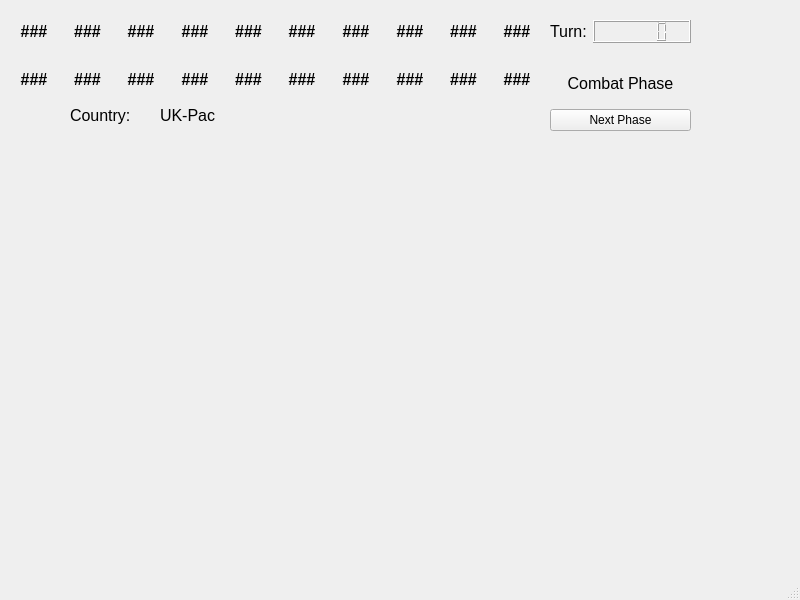
Above: AandAQTCreatorUI/mainwindow.ui from prwilkin/Axis-Allies-Companion before the change. Below: the same form after it.
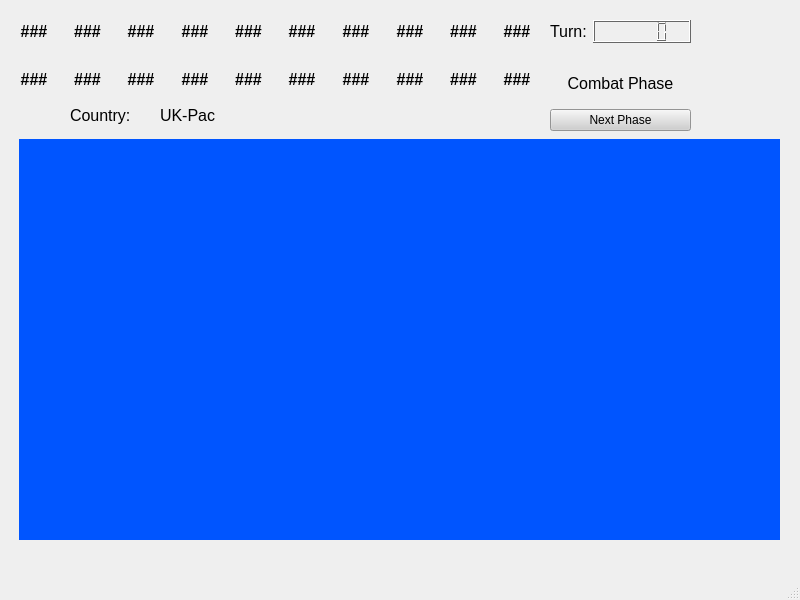
That is the form after the change. Icons and pictures are not drawn.

Commit message: connecting windows and buttons

Diff of the .ui file:
```diff
--- a/AandAQTCreatorUI/mainwindow.ui
+++ b/AandAQTCreatorUI/mainwindow.ui
@@ -13,7 +13,488 @@
   <property name="windowTitle">
    <string>MainWindow</string>
   </property>
+  <property name="autoFillBackground">
+   <bool>false</bool>
+  </property>
+  <property name="styleSheet">
+   <string notr="true"/>
+  </property>
   <widget class="QWidget" name="centralwidget">
+   <property name="palette">
+    <palette>
+     <active>
+      <colorrole role="WindowText">
+       <brush brushstyle="SolidPattern">
+        <color alpha="255">
+         <red>0</red>
+         <green>0</green>
+         <blue>0</blue>
+        </color>
+       </brush>
+      </colorrole>
+      <colorrole role="Button">
+       <brush brushstyle="SolidPattern">
+        <color alpha="255">
+         <red>207</red>
+         <green>207</green>
+         <blue>207</blue>
+        </color>
+       </brush>
+      </colorrole>
+      <colorrole role="Light">
+       <brush brushstyle="SolidPattern">
+        <color alpha="255">
+         <red>255</red>
+         <green>255</green>
+         <blue>255</blue>
+        </color>
+       </brush>
+      </colorrole>
+      <colorrole role="Midlight">
+       <brush brushstyle="SolidPattern">
+        <color alpha="255">
+         <red>231</red>
+         <green>231</green>
+         <blue>231</blue>
+        </color>
+       </brush>
+      </colorrole>
+      <colorrole role="Dark">
+       <brush brushstyle="SolidPattern">
+        <color alpha="255">
+         <red>103</red>
+         <green>103</green>
+         <blue>103</blue>
+        </color>
+       </brush>
+      </colorrole>
+      <colorrole role="Mid">
+       <brush brushstyle="SolidPattern">
+        <color alpha="255">
+         <red>138</red>
+         <green>138</green>
+         <blue>138</blue>
+        </color>
+       </brush>
+      </colorrole>
+      <colorrole role="Text">
+       <brush brushstyle="SolidPattern">
+        <color alpha="255">
+         <red>0</red>
+         <green>0</green>
+         <blue>0</blue>
+        </color>
+       </brush>
+      </colorrole>
+      <colorrole role="BrightText">
+       <brush brushstyle="SolidPattern">
+        <color alpha="255">
+         <red>255</red>
+         <green>255</green>
+         <blue>255</blue>
+        </color>
+       </brush>
+      </colorrole>
+      <colorrole role="ButtonText">
+       <brush brushstyle="SolidPattern">
+        <color alpha="255">
+         <red>0</red>
+         <green>0</green>
+         <blue>0</blue>
+        </color>
+       </brush>
+      </colorrole>
+      <colorrole role="Base">
+       <brush brushstyle="SolidPattern">
+        <color alpha="255">
+         <red>255</red>
+         <green>255</green>
+         <blue>255</blue>
+        </color>
+       </brush>
+      </colorrole>
+      <colorrole role="Window">
+       <brush brushstyle="SolidPattern">
+        <color alpha="255">
+         <red>207</red>
+         <green>207</green>
+         <blue>207</blue>
+        </color>
+       </brush>
+      </colorrole>
+      <colorrole role="Shadow">
+       <brush brushstyle="SolidPattern">
+        <color alpha="255">
+         <red>0</red>
+         <green>0</green>
+         <blue>0</blue>
+        </color>
+       </brush>
+      </colorrole>
+      <colorrole role="AlternateBase">
+       <brush brushstyle="SolidPattern">
+        <color alpha="255">
+         <red>231</red>
+         <green>231</green>
+         <blue>231</blue>
+        </color>
+       </brush>
+      </colorrole>
+      <colorrole role="ToolTipBase">
+       <brush brushstyle="SolidPattern">
+        <color alpha="255">
+         <red>255</red>
+         <green>255</green>
+         <blue>220</blue>
+        </color>
+       </brush>
+      </colorrole>
+      <colorrole role="ToolTipText">
+       <brush brushstyle="SolidPattern">
+        <color alpha="255">
+         <red>0</red>
+         <green>0</green>
+         <blue>0</blue>
+        </color>
+       </brush>
+      </colorrole>
+      <colorrole role="PlaceholderText">
+       <brush brushstyle="SolidPattern">
+        <color alpha="127">
+         <red>0</red>
+         <green>0</green>
+         <blue>0</blue>
+        </color>
+       </brush>
+      </colorrole>
+      <colorrole role="Accent">
+       <brush brushstyle="SolidPattern">
+        <color alpha="255">
+         <red>255</red>
+         <green>255</green>
+         <blue>255</blue>
+        </color>
+       </brush>
+      </colorrole>
+     </active>
+     <inactive>
+      <colorrole role="WindowText">
+       <brush brushstyle="SolidPattern">
+        <color alpha="255">
+         <red>0</red>
+         <green>0</green>
+         <blue>0</blue>
+        </color>
+       </brush>
+      </colorrole>
+      <colorrole role="Button">
+       <brush brushstyle="SolidPattern">
+        <color alpha="255">
+         <red>207</red>
+         <green>207</green>
+         <blue>207</blue>
+        </color>
+       </brush>
+      </colorrole>
+      <colorrole role="Light">
+       <brush brushstyle="SolidPattern">
+        <color alpha="255">
+         <red>255</red>
+         <green>255</green>
+         <blue>255</blue>
+        </color>
+       </brush>
+      </colorrole>
+      <colorrole role="Midlight">
+       <brush brushstyle="SolidPattern">
+        <color alpha="255">
+         <red>231</red>
+         <green>231</green>
+         <blue>231</blue>
+        </color>
+       </brush>
+      </colorrole>
+      <colorrole role="Dark">
+       <brush brushstyle="SolidPattern">
+        <color alpha="255">
+         <red>103</red>
+         <green>103</green>
+         <blue>103</blue>
+        </color>
+       </brush>
+      </colorrole>
+      <colorrole role="Mid">
+       <brush brushstyle="SolidPattern">
+        <color alpha="255">
+         <red>138</red>
+         <green>138</green>
+         <blue>138</blue>
+        </color>
+       </brush>
+      </colorrole>
+      <colorrole role="Text">
+       <brush brushstyle="SolidPattern">
+        <color alpha="255">
+         <red>0</red>
+         <green>0</green>
+         <blue>0</blue>
+        </color>
+       </brush>
+      </colorrole>
+      <colorrole role="BrightText">
+       <brush brushstyle="SolidPattern">
+        <color alpha="255">
+         <red>255</red>
+         <green>255</green>
+         <blue>255</blue>
+        </color>
+       </brush>
+      </colorrole>
+      <colorrole role="ButtonText">
+       <brush brushstyle="SolidPattern">
+        <color alpha="255">
+         <red>0</red>
+         <green>0</green>
+         <blue>0</blue>
+        </color>
+       </brush>
+      </colorrole>
+      <colorrole role="Base">
+       <brush brushstyle="SolidPattern">
+        <color alpha="255">
+         <red>255</red>
+         <green>255</green>
+         <blue>255</blue>
+        </color>
+       </brush>
+      </colorrole>
+      <colorrole role="Window">
+       <brush brushstyle="SolidPattern">
+        <color alpha="255">
+         <red>207</red>
+         <green>207</green>
+         <blue>207</blue>
+        </color>
+       </brush>
+      </colorrole>
+      <colorrole role="Shadow">
+       <brush brushstyle="SolidPattern">
+        <color alpha="255">
+         <red>0</red>
+         <green>0</green>
+         <blue>0</blue>
+        </color>
+       </brush>
+      </colorrole>
+      <colorrole role="AlternateBase">
+       <brush brushstyle="SolidPattern">
+        <color alpha="255">
+         <red>231</red>
+         <green>231</green>
+         <blue>231</blue>
+        </color>
+       </brush>
+      </colorrole>
+      <colorrole role="ToolTipBase">
+       <brush brushstyle="SolidPattern">
+        <color alpha="255">
+         <red>255</red>
+         <green>255</green>
+         <blue>220</blue>
+        </color>
+       </brush>
+      </colorrole>
+      <colorrole role="ToolTipText">
+       <brush brushstyle="SolidPattern">
+        <color alpha="255">
+         <red>0</red>
+         <green>0</green>
+         <blue>0</blue>
+        </color>
+       </brush>
+      </colorrole>
+      <colorrole role="PlaceholderText">
+       <brush brushstyle="SolidPattern">
+        <color alpha="127">
+         <red>0</red>
+         <green>0</green>
+         <blue>0</blue>
+        </color>
+       </brush>
+      </colorrole>
+      <colorrole role="Accent">
+       <brush brushstyle="SolidPattern">
+        <color alpha="255">
+         <red>255</red>
+         <green>255</green>
+         <blue>255</blue>
+        </color>
+       </brush>
+      </colorrole>
+     </inactive>
+     <disabled>
+      <colorrole role="WindowText">
+       <brush brushstyle="SolidPattern">
+        <color alpha="255">
+         <red>103</red>
+         <green>103</green>
+         <blue>103</blue>
+        </color>
+       </brush>
+      </colorrole>
+      <colorrole role="Button">
+       <brush brushstyle="SolidPattern">
+        <color alpha="255">
+         <red>207</red>
+         <green>207</green>
+         <blue>207</blue>
+        </color>
+       </brush>
+      </colorrole>
+      <colorrole role="Light">
+       <brush brushstyle="SolidPattern">
+        <color alpha="255">
+         <red>255</red>
+         <green>255</green>
+         <blue>255</blue>
+        </color>
+       </brush>
+      </colorrole>
+      <colorrole role="Midlight">
+       <brush brushstyle="SolidPattern">
+        <color alpha="255">
+         <red>231</red>
+         <green>231</green>
+         <blue>231</blue>
+        </color>
+       </brush>
+      </colorrole>
+      <colorrole role="Dark">
+       <brush brushstyle="SolidPattern">
+        <color alpha="255">
+         <red>103</red>
+         <green>103</green>
+         <blue>103</blue>
+        </color>
+       </brush>
+      </colorrole>
+      <colorrole role="Mid">
+       <brush brushstyle="SolidPattern">
+        <color alpha="255">
+         <red>138</red>
+         <green>138</green>
+         <blue>138</blue>
+        </color>
+       </brush>
+      </colorrole>
+      <colorrole role="Text">
+       <brush brushstyle="SolidPattern">
+        <color alpha="255">
+         <red>103</red>
+         <green>103</green>
+         <blue>103</blue>
+        </color>
+       </brush>
+      </colorrole>
+      <colorrole role="BrightText">
+       <brush brushstyle="SolidPattern">
+        <color alpha="255">
+         <red>255</red>
+         <green>255</green>
+         <blue>255</blue>
+        </color>
+       </brush>
+      </colorrole>
+      <colorrole role="ButtonText">
+       <brush brushstyle="SolidPattern">
+        <color alpha="255">
+         <red>103</red>
+         <green>103</green>
+         <blue>103</blue>
+        </color>
+       </brush>
+      </colorrole>
+      <colorrole role="Base">
+       <brush brushstyle="SolidPattern">
+        <color alpha="255">
+         <red>207</red>
+         <green>207</green>
+         <blue>207</blue>
+        </color>
+       </brush>
+      </colorrole>
+      <colorrole role="Window">
+       <brush brushstyle="SolidPattern">
+        <color alpha="255">
+         <red>207</red>
+         <green>207</green>
+         <blue>207</blue>
+        </color>
+       </brush>
+      </colorrole>
+      <colorrole role="Shadow">
+       <brush brushstyle="SolidPattern">
+        <color alpha="255">
+         <red>0</red>
+         <green>0</green>
+         <blue>0</blue>
+        </color>
+       </brush>
+      </colorrole>
+      <colorrole role="AlternateBase">
+       <brush brushstyle="SolidPattern">
+        <color alpha="255">
+         <red>207</red>
+         <green>207</green>
+         <blue>207</blue>
+        </color>
+       </brush>
+      </colorrole>
+      <colorrole role="ToolTipBase">
+       <brush brushstyle="SolidPattern">
+        <color alpha="255">
+         <red>255</red>
+         <green>255</green>
+         <blue>220</blue>
+        </color>
+       </brush>
+      </colorrole>
+      <colorrole role="ToolTipText">
+       <brush brushstyle="SolidPattern">
+        <color alpha="255">
+         <red>0</red>
+         <green>0</green>
+         <blue>0</blue>
+        </color>
+       </brush>
+      </colorrole>
+      <colorrole role="PlaceholderText">
+       <brush brushstyle="SolidPattern">
+        <color alpha="127">
+         <red>103</red>
+         <green>103</green>
+         <blue>103</blue>
+        </color>
+       </brush>
+      </colorrole>
+      <colorrole role="Accent">
+       <brush brushstyle="SolidPattern">
+        <color alpha="255">
+         <red>255</red>
+         <green>255</green>
+         <blue>255</blue>
+        </color>
+       </brush>
+      </colorrole>
+     </disabled>
+    </palette>
+   </property>
+   <property name="autoFillBackground">
+    <bool>false</bool>
+   </property>
+   <property name="styleSheet">
+    <string notr="true"/>
+   </property>
    <widget class="QLabel" name="label_3">
     <property name="geometry">
      <rect>
@@ -461,6 +942,475 @@
       <height>401</height>
      </rect>
     </property>
+    <property name="palette">
+     <palette>
+      <active>
+       <colorrole role="WindowText">
+        <brush brushstyle="SolidPattern">
+         <color alpha="255">
+          <red>0</red>
+          <green>0</green>
+          <blue>0</blue>
+         </color>
+        </brush>
+       </colorrole>
+       <colorrole role="Button">
+        <brush brushstyle="SolidPattern">
+         <color alpha="255">
+          <red>0</red>
+          <green>85</green>
+          <blue>255</blue>
+         </color>
+        </brush>
+       </colorrole>
+       <colorrole role="Light">
+        <brush brushstyle="SolidPattern">
+         <color alpha="255">
+          <red>127</red>
+          <green>170</green>
+          <blue>255</blue>
+         </color>
+        </brush>
+       </colorrole>
+       <colorrole role="Midlight">
+        <brush brushstyle="SolidPattern">
+         <color alpha="255">
+          <red>63</red>
+          <green>127</green>
+          <blue>255</blue>
+         </color>
+        </brush>
+       </colorrole>
+       <colorrole role="Dark">
+        <brush brushstyle="SolidPattern">
+         <color alpha="255">
+          <red>0</red>
+          <green>42</green>
+          <blue>127</blue>
+         </color>
+        </brush>
+       </colorrole>
+       <colorrole role="Mid">
+        <brush brushstyle="SolidPattern">
+         <color alpha="255">
+          <red>0</red>
+          <green>57</green>
+          <blue>170</blue>
+         </color>
+        </brush>
+       </colorrole>
+       <colorrole role="Text">
+        <brush brushstyle="SolidPattern">
+         <color alpha="255">
+          <red>0</red>
+          <green>0</green>
+          <blue>0</blue>
+         </color>
+        </brush>
+       </colorrole>
+       <colorrole role="BrightText">
+        <brush brushstyle="SolidPattern">
+         <color alpha="255">
+          <red>255</red>
+          <green>255</green>
+          <blue>255</blue>
+         </color>
+        </brush>
+       </colorrole>
+       <colorrole role="ButtonText">
+        <brush brushstyle="SolidPattern">
+         <color alpha="255">
+          <red>0</red>
+          <green>0</green>
+          <blue>0</blue>
+         </color>
+        </brush>
+       </colorrole>
+       <colorrole role="Base">
+        <brush brushstyle="SolidPattern">
+         <color alpha="255">
+          <red>255</red>
+          <green>255</green>
+          <blue>255</blue>
+         </color>
+        </brush>
+       </colorrole>
+       <colorrole role="Window">
+        <brush brushstyle="SolidPattern">
+         <color alpha="255">
+          <red>0</red>
+          <green>85</green>
+          <blue>255</blue>
+         </color>
+        </brush>
+       </colorrole>
+       <colorrole role="Shadow">
+        <brush brushstyle="SolidPattern">
+         <color alpha="255">
+          <red>0</red>
+          <green>0</green>
+          <blue>0</blue>
+         </color>
+        </brush>
+       </colorrole>
+       <colorrole role="AlternateBase">
+        <brush brushstyle="SolidPattern">
+         <color alpha="255">
+          <red>127</red>
+          <green>170</green>
+          <blue>255</blue>
+         </color>
+        </brush>
+       </colorrole>
+       <colorrole role="ToolTipBase">
+        <brush brushstyle="SolidPattern">
+         <color alpha="255">
+          <red>255</red>
+          <green>255</green>
+          <blue>220</blue>
+         </color>
+        </brush>
+       </colorrole>
+       <colorrole role="ToolTipText">
+        <brush brushstyle="SolidPattern">
+         <color alpha="255">
+          <red>0</red>
+          <green>0</green>
+          <blue>0</blue>
+         </color>
+        </brush>
+       </colorrole>
+       <colorrole role="PlaceholderText">
+        <brush brushstyle="SolidPattern">
+         <color alpha="127">
+          <red>0</red>
+          <green>0</green>
+          <blue>0</blue>
+         </color>
+        </brush>
+       </colorrole>
+       <colorrole role="Accent">
+        <brush brushstyle="SolidPattern">
+         <color alpha="255">
+          <red>255</red>
+          <green>255</green>
+          <blue>255</blue>
+         </color>
+        </brush>
+       </colorrole>
+      </active>
+      <inactive>
+       <colorrole role="WindowText">
+        <brush brushstyle="SolidPattern">
+         <color alpha="255">
+          <red>0</red>
+          <green>0</green>
+          <blue>0</blue>
+         </color>
+        </brush>
+       </colorrole>
+       <colorrole role="Button">
+        <brush brushstyle="SolidPattern">
+         <color alpha="255">
+          <red>0</red>
+          <green>85</green>
+          <blue>255</blue>
+         </color>
+        </brush>
+       </colorrole>
+       <colorrole role="Light">
+        <brush brushstyle="SolidPattern">
+         <color alpha="255">
+          <red>127</red>
+          <green>170</green>
+          <blue>255</blue>
+         </color>
+        </brush>
+       </colorrole>
+       <colorrole role="Midlight">
+        <brush brushstyle="SolidPattern">
+         <color alpha="255">
+          <red>63</red>
+          <green>127</green>
+          <blue>255</blue>
+         </color>
+        </brush>
+       </colorrole>
+       <colorrole role="Dark">
+        <brush brushstyle="SolidPattern">
+         <color alpha="255">
+          <red>0</red>
+          <green>42</green>
+          <blue>127</blue>
+         </color>
+        </brush>
+       </colorrole>
+       <colorrole role="Mid">
+        <brush brushstyle="SolidPattern">
+         <color alpha="255">
+          <red>0</red>
+          <green>57</green>
+          <blue>170</blue>
+         </color>
+        </brush>
+       </colorrole>
+       <colorrole role="Text">
+        <brush brushstyle="SolidPattern">
+         <color alpha="255">
+          <red>0</red>
+          <green>0</green>
+          <blue>0</blue>
+         </color>
+        </brush>
+       </colorrole>
+       <colorrole role="BrightText">
+        <brush brushstyle="SolidPattern">
+         <color alpha="255">
+          <red>255</red>
+          <green>255</green>
+          <blue>255</blue>
+         </color>
+        </brush>
+       </colorrole>
+       <colorrole role="ButtonText">
+        <brush brushstyle="SolidPattern">
+         <color alpha="255">
+          <red>0</red>
+          <green>0</green>
+          <blue>0</blue>
+         </color>
+        </brush>
+       </colorrole>
+       <colorrole role="Base">
+        <brush brushstyle="SolidPattern">
+         <color alpha="255">
+          <red>255</red>
+          <green>255</green>
+          <blue>255</blue>
+         </color>
+        </brush>
+       </colorrole>
+       <colorrole role="Window">
+        <brush brushstyle="SolidPattern">
+         <color alpha="255">
+          <red>0</red>
+          <green>85</green>
+          <blue>255</blue>
+         </color>
+        </brush>
+       </colorrole>
+       <colorrole role="Shadow">
+        <brush brushstyle="SolidPattern">
+         <color alpha="255">
+          <red>0</red>
+          <green>0</green>
+          <blue>0</blue>
+         </color>
+        </brush>
+       </colorrole>
+       <colorrole role="AlternateBase">
+        <brush brushstyle="SolidPattern">
+         <color alpha="255">
+          <red>127</red>
+          <green>170</green>
+          <blue>255</blue>
+         </color>
+        </brush>
+       </colorrole>
+       <colorrole role="ToolTipBase">
+        <brush brushstyle="SolidPattern">
+         <color alpha="255">
+          <red>255</red>
+          <green>255</green>
+          <blue>220</blue>
+         </color>
+        </brush>
+       </colorrole>
+       <colorrole role="ToolTipText">
+        <brush brushstyle="SolidPattern">
+         <color alpha="255">
+          <red>0</red>
+          <green>0</green>
+          <blue>0</blue>
+         </color>
+        </brush>
+       </colorrole>
+       <colorrole role="PlaceholderText">
+        <brush brushstyle="SolidPattern">
+         <color alpha="127">
+          <red>0</red>
+          <green>0</green>
+          <blue>0</blue>
+         </color>
+        </brush>
+       </colorrole>
+       <colorrole role="Accent">
+        <brush brushstyle="SolidPattern">
+         <color alpha="255">
+          <red>255</red>
+          <green>255</green>
+          <blue>255</blue>
+         </color>
+        </brush>
+       </colorrole>
+      </inactive>
+      <disabled>
+       <colorrole role="WindowText">
+        <brush brushstyle="SolidPattern">
+         <color alpha="255">
+          <red>0</red>
+          <green>42</green>
+          <blue>127</blue>
+         </color>
+        </brush>
+       </colorrole>
+       <colorrole role="Button">
+        <brush brushstyle="SolidPattern">
+         <color alpha="255">
+          <red>0</red>
+          <green>85</green>
+          <blue>255</blue>
+         </color>
+        </brush>
+       </colorrole>
+       <colorrole role="Light">
+        <brush brushstyle="SolidPattern">
+         <color alpha="255">
+          <red>127</red>
+          <green>170</green>
+          <blue>255</blue>
+         </color>
+        </brush>
+       </colorrole>
+       <colorrole role="Midlight">
+        <brush brushstyle="SolidPattern">
+         <color alpha="255">
+          <red>63</red>
+          <green>127</green>
+          <blue>255</blue>
+         </color>
+        </brush>
+       </colorrole>
+       <colorrole role="Dark">
+        <brush brushstyle="SolidPattern">
+         <color alpha="255">
+          <red>0</red>
+          <green>42</green>
+          <blue>127</blue>
+         </color>
+        </brush>
+       </colorrole>
+       <colorrole role="Mid">
+        <brush brushstyle="SolidPattern">
+         <color alpha="255">
+          <red>0</red>
+          <green>57</green>
+          <blue>170</blue>
+         </color>
+        </brush>
+       </colorrole>
+       <colorrole role="Text">
+        <brush brushstyle="SolidPattern">
+         <color alpha="255">
+          <red>0</red>
+          <green>42</green>
+          <blue>127</blue>
+         </color>
+        </brush>
+       </colorrole>
+       <colorrole role="BrightText">
+        <brush brushstyle="SolidPattern">
+         <color alpha="255">
+          <red>255</red>
+          <green>255</green>
+          <blue>255</blue>
+         </color>
+        </brush>
+       </colorrole>
+       <colorrole role="ButtonText">
+        <brush brushstyle="SolidPattern">
+         <color alpha="255">
+          <red>0</red>
+          <green>42</green>
+          <blue>127</blue>
+         </color>
+        </brush>
+       </colorrole>
+       <colorrole role="Base">
+        <brush brushstyle="SolidPattern">
+         <color alpha="255">
+          <red>0</red>
+          <green>85</green>
+          <blue>255</blue>
+         </color>
+        </brush>
+       </colorrole>
+       <colorrole role="Window">
+        <brush brushstyle="SolidPattern">
+         <color alpha="255">
+          <red>0</red>
+          <green>85</green>
+          <blue>255</blue>
+         </color>
+        </brush>
+       </colorrole>
+       <colorrole role="Shadow">
+        <brush brushstyle="SolidPattern">
+         <color alpha="255">
+          <red>0</red>
+          <green>0</green>
+          <blue>0</blue>
+         </color>
+        </brush>
+       </colorrole>
+       <colorrole role="AlternateBase">
+        <brush brushstyle="SolidPattern">
+         <color alpha="255">
+          <red>0</red>
+          <green>85</green>
+          <blue>255</blue>
+         </color>
+        </brush>
+       </colorrole>
+       <colorrole role="ToolTipBase">
+        <brush brushstyle="SolidPattern">
+         <color alpha="255">
+          <red>255</red>
+          <green>255</green>
+          <blue>220</blue>
+         </color>
+        </brush>
+       </colorrole>
+       <colorrole role="ToolTipText">
+        <brush brushstyle="SolidPattern">
+         <color alpha="255">
+          <red>0</red>
+          <green>0</green>
+          <blue>0</blue>
+         </color>
+        </brush>
+       </colorrole>
+       <colorrole role="PlaceholderText">
+        <brush brushstyle="SolidPattern">
+         <color alpha="127">
+          <red>0</red>
+          <green>42</green>
+          <blue>127</blue>
+         </color>
+        </brush>
+       </colorrole>
+       <colorrole role="Accent">
+        <brush brushstyle="SolidPattern">
+         <color alpha="255">
+          <red>76</red>
+          <green>136</green>
+          <blue>255</blue>
+         </color>
+        </brush>
+       </colorrole>
+      </disabled>
+     </palette>
+    </property>
     <property name="autoFillBackground">
      <bool>true</bool>
     </property>
```
Left out of the diff: 18 changed lines with no effect on the pictures. The commit also changes 21 other files.
